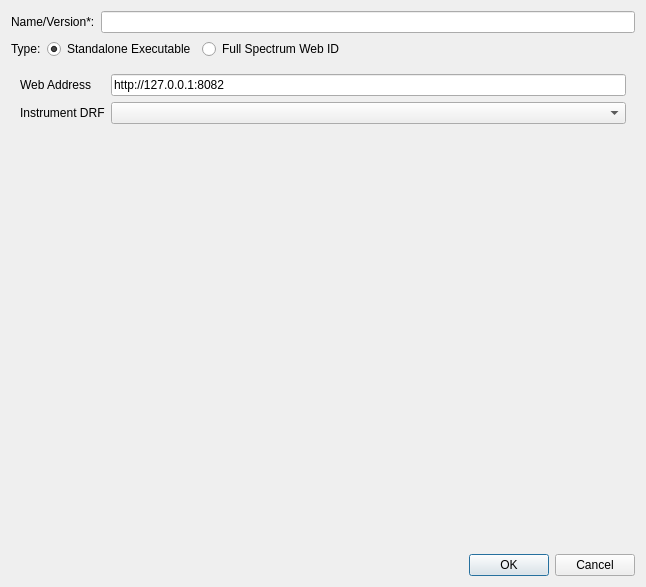
This is src/ui/new_replay_dialog.ui in LLNL/RASE as Qt 5 draws it before an edit. The edited form follows.
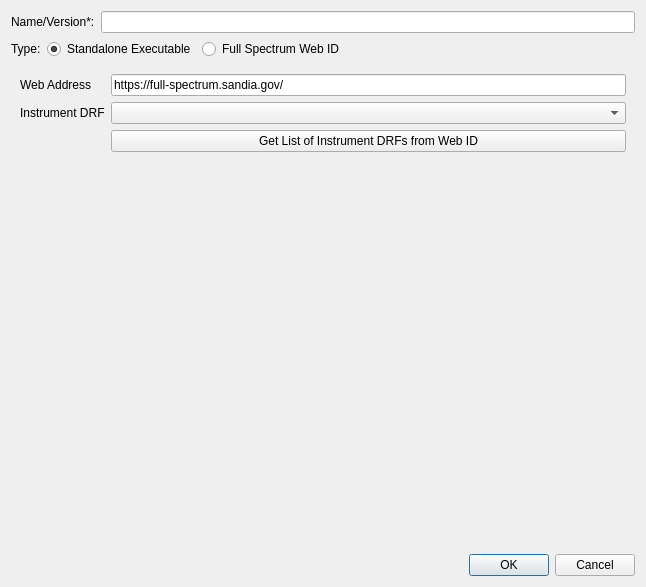
This is the edited form. The open tabs and pages were chosen to show the change.

```diff
--- a/src/ui/new_replay_dialog.ui
+++ b/src/ui/new_replay_dialog.ui
@@ -315,7 +315,7 @@
           </size>
          </property>
          <property name="text">
-          <string>http://127.0.0.1:8082</string>
+          <string>https://full-spectrum.sandia.gov/</string>
          </property>
          <property name="cursorPosition">
           <number>0</number>
@@ -332,6 +332,19 @@
        <item row="1" column="1">
         <widget class="QComboBox" name="cmbDRFs"/>
        </item>
+       <item row="2" column="1">
+        <widget class="QPushButton" name="btnUpdateDRFList">
+         <property name="sizePolicy">
+          <sizepolicy hsizetype="Minimum" vsizetype="Fixed">
+           <horstretch>0</horstretch>
+           <verstretch>0</verstretch>
+          </sizepolicy>
+         </property>
+         <property name="text">
+          <string>Get List of Instrument DRFs from Web ID</string>
+         </property>
+        </widget>
+       </item>
       </layout>
      </widget>
     </widget>
```
Left out of the diff: 2 changed lines with no effect on the pictures.
